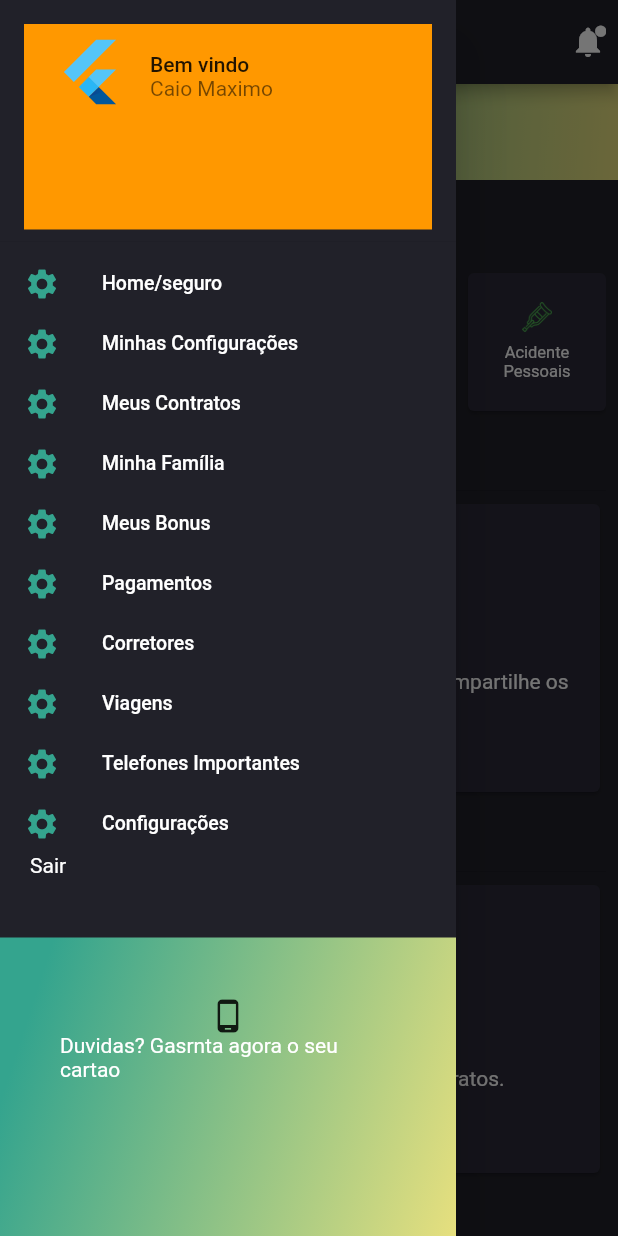
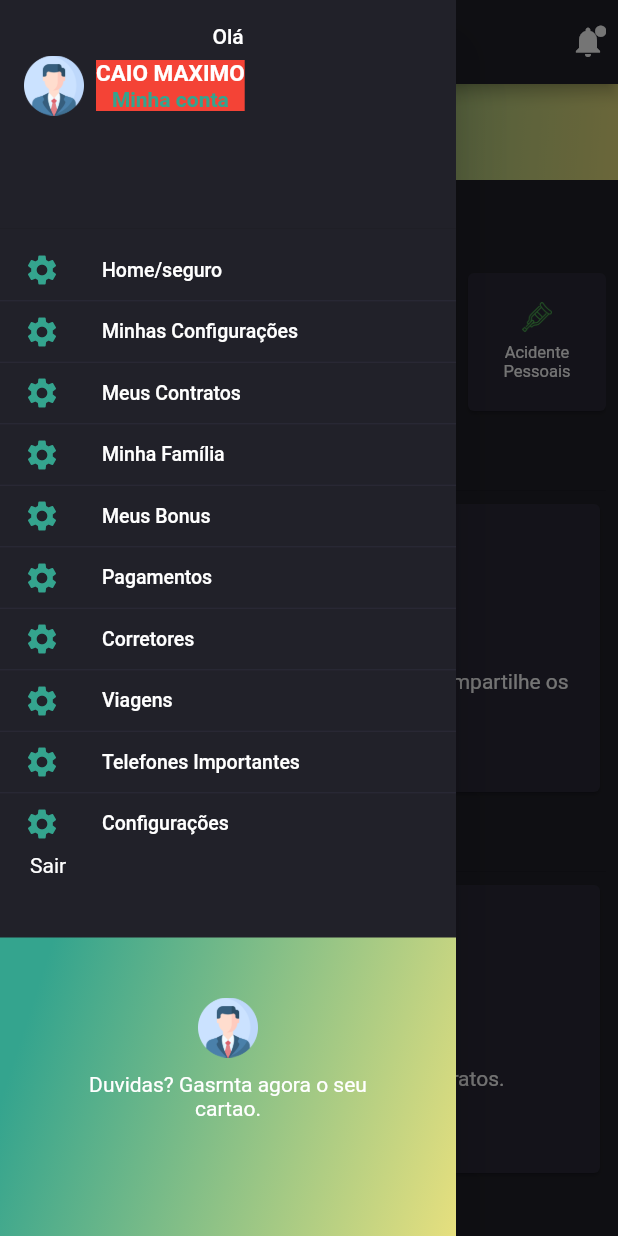
Before and after one commit to willpires/navaFlutter, a Flutter app: the HomePage screen opened directly, with the side drawer open, on a phone screen of 412 x 824 dp. Run offline on Flutter 3.47's test engine with Material 2 defaults, Android fonts, the phone set to English and light mode, and no system bars; our stand-ins replace equatable, firebase_auth, firebase_core, flutter_bloc, get_it, webview_flutter; accounts and stored records are empty.

Commit message:
ajuste componet ,menu_header

```diff
--- a/nava_flutter/lib/feature/home/presentation/widget/menu/menu_header.dart
+++ b/nava_flutter/lib/feature/home/presentation/widget/menu/menu_header.dart
@@ -3,16 +3,49 @@ import 'package:flutter/material.dart';
 class HeaderMenu extends StatelessWidget {
   const HeaderMenu({super.key});
 
+  final perfil = 'assets/images/perfil.png';
+
+
   @override
   Widget build(BuildContext context) {
     return Container(
-      color: Colors.orange,
-      child: const ListTile(
-        leading: FlutterLogo(
-          size: 56.0,
-        ),
-        title: Text("Bem vindo"),
-        subtitle: Text("Caio Maximo"),
+      height: 10,
+      color: Theme.of(context).primaryColor,
+      child: Column(
+        mainAxisAlignment: MainAxisAlignment.start,
+        children: [
+          const Text("Olá",
+              style: TextStyle(
+              color: Colors.white
+          )),
+          Row(
+            children: [
+              Image.asset(perfil, width: 40,),
+              Padding(
+                padding: const EdgeInsets.all(8.0),
+                child: Container(
+                  alignment: Alignment.topLeft,
+                  color: Colors.red,
+                  child: Column(children: [
+                    const Text("CAIO MAXIMO",
+                       style: TextStyle(
+                         fontSize: 15,
+                        color: Colors.white,
+                         fontWeight:FontWeight.bold ,
+
+                    ),),
+                    Text("Minha conta",
+
+                        style:TextStyle(
+                      color: Theme.of(context).colorScheme.secondary,
+                        fontWeight:FontWeight.bold
+                    ))
+                  ],),
+                ),
+              )
+            ],
+          ),
+        ],
       ),
     );
   }
--- a/nava_flutter/lib/feature/home/presentation/widget/menu/menu_header_bottom.dart
+++ b/nava_flutter/lib/feature/home/presentation/widget/menu/menu_header_bottom.dart
@@ -3,6 +3,7 @@ import 'package:nava_flutter/core/util/degrader.dart';
 
 class MenuHeaderBottom extends StatelessWidget {
   const MenuHeaderBottom({Key? key}) : super(key: key);
+  final perfil = 'assets/images/perfil.png';
 
   @override
   Widget build(BuildContext context) {
@@ -11,10 +12,12 @@ class MenuHeaderBottom extends StatelessWidget {
       child: Padding(
         padding: const EdgeInsets.all(40.0),
         child: Column(
-          children: const [
-            Icon(Icons.phone_android),
-            Text(
-              "Duvidas? Gasrnta agora o seu cartao",
+          children: [
+            Image.asset(perfil,height: 40,),
+            const Divider(height: 10,color: Colors.transparent,),
+            const Text(
+              "Duvidas? Gasrnta agora o seu cartao.",
+              textAlign: TextAlign.center,
               style: TextStyle(color: Colors.white),
             )
           ],
--- a/nava_flutter/lib/feature/home/presentation/widget/menu/menu_page.dart
+++ b/nava_flutter/lib/feature/home/presentation/widget/menu/menu_page.dart
@@ -14,19 +14,31 @@ class MenuPage extends StatelessWidget {
       child: Column(
         crossAxisAlignment: CrossAxisAlignment.stretch,
         children: [
-          DrawerHeader(
-            decoration: BoxDecoration(color: Theme.of(context).primaryColor),
-            child: HeaderMenu(),
+          Container(height: 160,
+          alignment: Alignment.topLeft,
+            child: DrawerHeader(
+              decoration: BoxDecoration(color: Theme.of(context).primaryColor),
+              child: HeaderMenu(),
+            ),
           ),
           const ItemMenu(title: "Home/seguro"),
+          Divider(height: 1,color: Theme.of(context).colorScheme.background,),
           const ItemMenu(title: "Minhas Configurações"),
+          Divider(height: 1,color: Theme.of(context).colorScheme.background,),
           const ItemMenu(title: "Meus Contratos"),
+          Divider(height: 1,color: Theme.of(context).colorScheme.background,),
           const ItemMenu(title: "Minha Família"),
+          Divider(height: 1,color: Theme.of(context).colorScheme.background,),
           const ItemMenu(title: "Meus Bonus"),
+          Divider(height: 1,color: Theme.of(context).colorScheme.background,),
           const ItemMenu(title: "Pagamentos"),
+          Divider(height: 1,color: Theme.of(context).colorScheme.background,),
           const ItemMenu(title: "Corretores"),
+          Divider(height: 1,color: Theme.of(context).colorScheme.background,),
           const ItemMenu(title: "Viagens"),
+          Divider(height: 1,color: Theme.of(context).colorScheme.background,),
           const ItemMenu(title: "Telefones Importantes"),
+          Divider(height: 1,color: Theme.of(context).colorScheme.background,),
           const ItemMenu(title: "Configurações"),
           Padding(
             padding: const EdgeInsets.only(left: 20.0),
```
